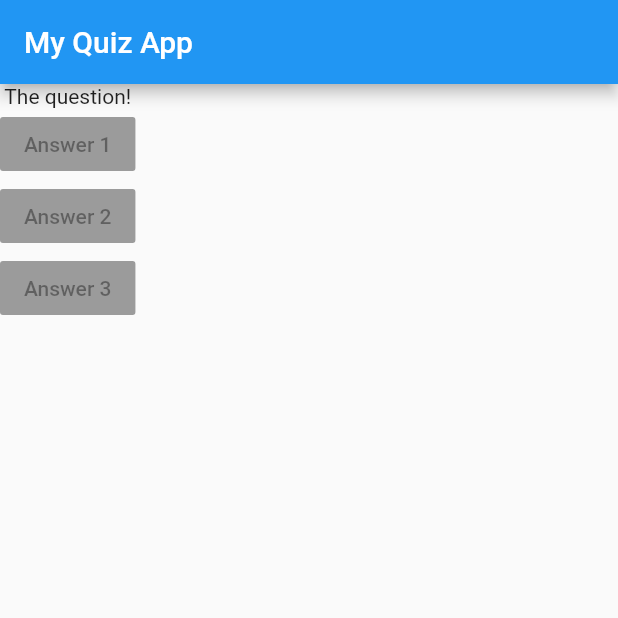
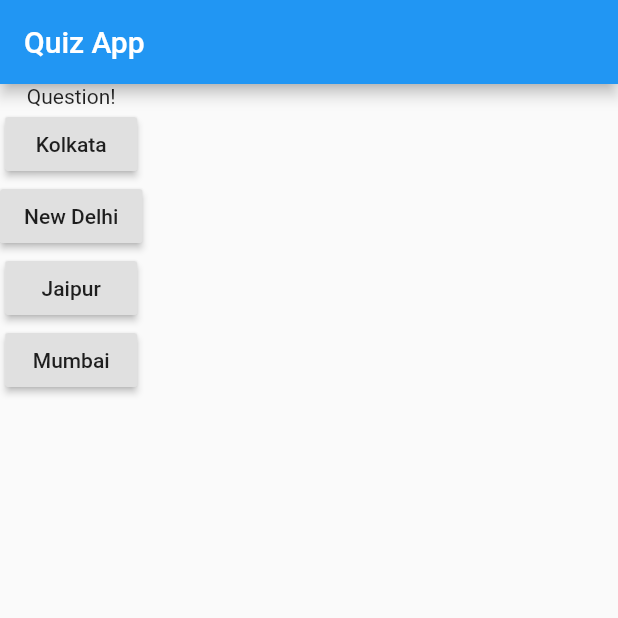
Before and after one commit to pulkitkhandelwal29/Quiz-App, a Flutter app: the screen it shows after launch, on a phone screen of 412 x 824 dp, the top half of it. Run offline on Flutter 3.47's test engine with Material 2 defaults, Android fonts, the phone set to English and light mode, and no system bars.

Commit message:
Connecting functions and buttons

```diff
--- a/lib/main.dart
+++ b/lib/main.dart
@@ -7,31 +7,44 @@ void main() {
 
 //inheriting the class
 class MyApp extends StatelessWidget {
+  void RightAnswerQuestion() {
+    print('Correct answer!');
+  }
+
+  void WrongAnswerQuestion() {
+    print('Wrong answer!');
+  }
+
   Widget build(BuildContext context) {
     var questions = [
-      'What\'s your favourite color?',
-      'What\'s your favourite animal',
+      'What\'s the capital of India?',
+      'When did India got independence?',
     ];
     return MaterialApp(
       home: Scaffold(
           appBar: AppBar(
-            title: Text('My Quiz App'),
+            title: Text('Quiz App'),
           ),
           body: Column(
             //Column like format
             children: [
-              Text('The question!'),
+              Text('Question!'),
               RaisedButton(
-                child: Text('Answer 1'),
-                onPressed: null,
+                child: Text('Kolkata'),
+                //Pointer to function, not calling the function
+                onPressed: WrongAnswerQuestion,
               ),
               RaisedButton(
-                child: Text('Answer 2'),
-                onPressed: null,
+                child: Text('New Delhi'),
+                onPressed: RightAnswerQuestion,
               ),
               RaisedButton(
-                child: Text('Answer 3'),
-                onPressed: null,
+                child: Text('Jaipur'),
+                onPressed: WrongAnswerQuestion,
+              ),
+              RaisedButton(
+                child: Text('Mumbai'),
+                onPressed: WrongAnswerQuestion,
               ),
             ],
           )),
```
